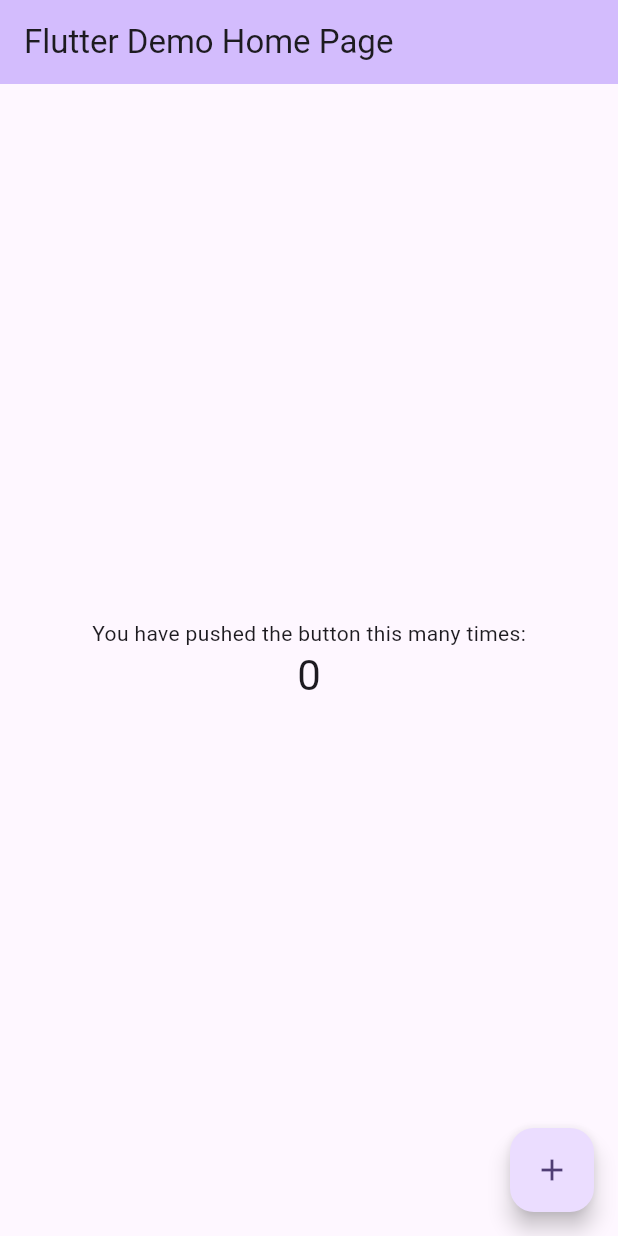
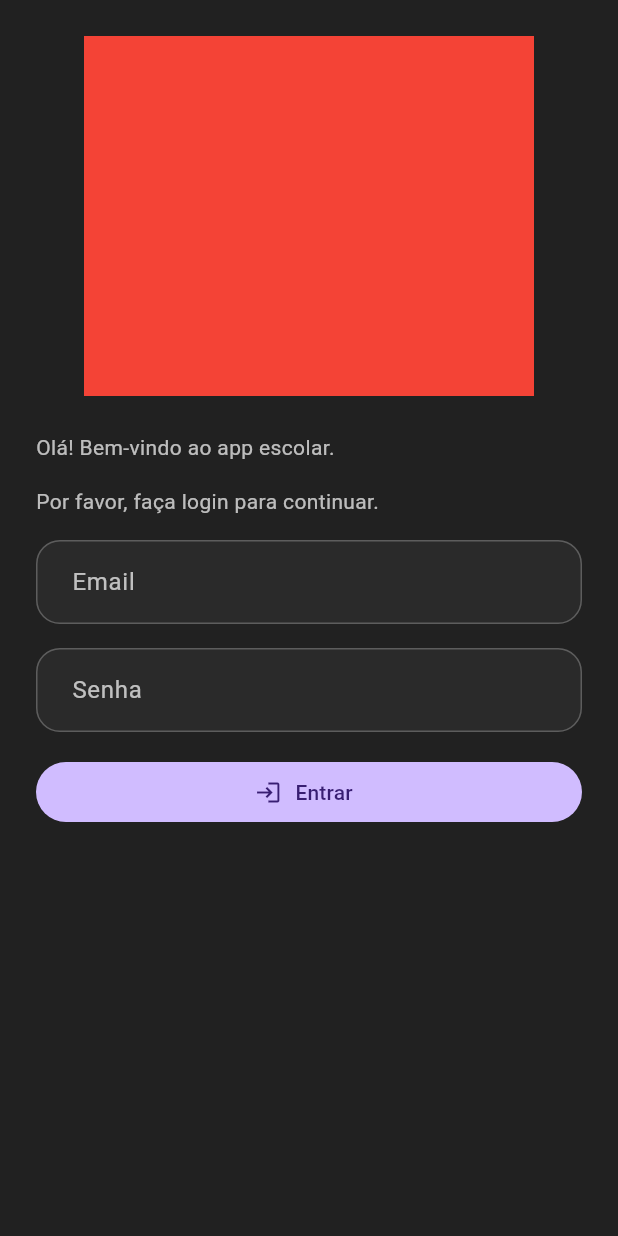
Before and after one commit to GuilhermeDesoler/financas_edu, a Flutter app: the screen it shows after launch, on a phone screen of 412 x 824 dp. Run offline on Flutter 3.47's test engine with Material 3 defaults, Android fonts, the light colour scheme and no system bars; our stand-ins replace cloud_firestore, firebase_auth, firebase_core; accounts and stored records are empty; Roboto replaces fonts that are missing (Ubuntu).

Commit message:
feat: add google fonts and shared_preferences lib
feat: create login page and fake firebase login

```diff
--- /dev/null
+++ b/lib/application/main.dart
@@ -0,0 +1,2 @@
+export 'providers/main.dart';
+export 'services/main.dart';
--- /dev/null
+++ b/lib/application/providers/auth_provider.dart
@@ -0,0 +1,94 @@
+// import 'package:edu_financas/data/main.dart';
+// import 'package:flutter/material.dart';
+// import 'package:firebase_auth/firebase_auth.dart';
+// import 'package:shared_preferences/shared_preferences.dart';
+
+// class AuthProvider extends ChangeNotifier {
+//   final AuthRepository _authRepository;
+//   User? user;
+
+//   bool _isLoggedIn = false;
+//   bool get isLoggedIn => _isLoggedIn;
+
+//   AuthProvider({AuthRepository? authRepository})
+//     : _authRepository = authRepository ?? AuthRepository() {
+//     _loadUserFromPrefs();
+//     _authRepository.authStateChanges.listen((User? user) async {
+//       this.user = user;
+//       if (user != null) {
+//         _isLoggedIn = true;
+//         final prefs = await SharedPreferences.getInstance();
+//         await prefs.setString('auth_token', user.uid);
+//       } else {
+//         _isLoggedIn = false;
+//       }
+//       notifyListeners();
+//     });
+//   }
+
+//   Future<void> _loadUserFromPrefs() async {
+//     final prefs = await SharedPreferences.getInstance();
+//     final token = prefs.getString('auth_token');
+//     if (token != null) {
+//       _isLoggedIn = true;
+//     }
+//     notifyListeners();
+//   }
+
+//   Future<String?> signIn(String email, String password) async {
+//     try {
+//       await _authRepository.signIn(email: email, password: password);
+//       return null;
+//     } on FirebaseAuthException catch (e) {
+//       return e.message;
+//     }
+//   }
+
+//   Future<String?> signUp(String email, String password) async {
+//     try {
+//       await _authRepository.signUp(email: email, password: password);
+//       return null;
+//     } on FirebaseAuthException catch (e) {
+//       return e.message;
+//     }
+//   }
+
+//   Future<void> signOut() async {
+//     _isLoggedIn = false;
+//     user = null;
+//     final prefs = await SharedPreferences.getInstance();
+//     await prefs.remove('auth_token');
+//     await _authRepository.signOut();
+//     notifyListeners();
+//   }
+// }
+
+import 'package:flutter/material.dart';
+
+class AuthProvider with ChangeNotifier {
+  bool _isLoggedIn = false;
+  String? _error;
+
+  bool get isLoggedIn => _isLoggedIn;
+  String? get error => _error;
+
+  Future<void> signIn(String email, String password) async {
+    await Future.delayed(Duration(seconds: 4));
+
+    if (email == "admin@teste.com" && password == "123456") {
+      _isLoggedIn = true;
+      _error = null;
+    } else {
+      _isLoggedIn = false;
+      _error = "Usuário ou senha inválidos.";
+      throw Error();
+    }
+
+    notifyListeners();
+  }
+
+  void logout() {
+    _isLoggedIn = false;
+    notifyListeners();
+  }
+}
--- /dev/null
+++ b/lib/application/providers/main.dart
@@ -0,0 +1 @@
+export 'auth_provider.dart';
--- /dev/null
+++ b/lib/application/services/main.dart
@@ -0,0 +1 @@
+export 'responsive_service.dart';
--- /dev/null
+++ b/lib/application/services/responsive_service.dart
@@ -0,0 +1,31 @@
+import 'package:flutter/material.dart';
+
+class ResponsiveService {
+  ResponsiveService(this.context);
+
+  final BuildContext context;
+
+  double get widthScreen => MediaQuery.sizeOf(context).width;
+
+  bool get isPhone {
+    return widthScreen <= 767;
+  }
+
+  bool get isTablet {
+    return widthScreen > 767 && widthScreen <= 1180;
+  }
+
+  bool get isDesktop {
+    return widthScreen > 1180;
+  }
+
+  T buildAny<T>(T phone, T tablet, T desktop) {
+    if (isPhone) {
+      return phone;
+    }
+    if (isTablet) {
+      return tablet;
+    }
+    return desktop;
+  }
+}
--- a/lib/data/main.dart
+++ b/lib/data/main.dart
@@ -1 +1,2 @@
 export 'models/main.dart';
+export 'repositories/main.dart';
--- /dev/null
+++ b/lib/data/repositories/main.dart
@@ -0,0 +1 @@
+export 'auth_repository.dart';
--- a/lib/main.dart
+++ b/lib/main.dart
@@ -1,51 +1,38 @@
+import 'package:edu_financas/application/main.dart';
+import 'package:edu_financas/presentation/main.dart';
+import 'package:edu_financas/routes/app_theme.dart';
+import 'package:firebase_core/firebase_core.dart';
 import 'package:flutter/material.dart';
+import 'package:provider/provider.dart';
 
-void main() {
-  runApp(const MyApp());
+void main() async {
+  WidgetsFlutterBinding.ensureInitialized();
+  // await Firebase.initializeApp(options: DefaultFirebaseOptions.currentPlatform);
+
+  runApp(
+    MultiProvider(
+      providers: [ChangeNotifierProvider(create: (_) => AuthProvider())],
+      child: const MyApp(),
+    ),
+  );
 }
 
 class MyApp extends StatelessWidget {
   const MyApp({super.key});
 
-  // This widget is the root of your application.
   @override
   Widget build(BuildContext context) {
     return MaterialApp(
       title: 'Flutter Demo',
-      theme: ThemeData(
-        // This is the theme of your application.
-        //
-        // TRY THIS: Try running your application with "flutter run". You'll see
-        // the application has a purple toolbar. Then, without quitting the app,
-        // try changing the seedColor in the colorScheme below to Colors.green
-        // and then invoke "hot reload" (save your changes or press the "hot
-        // reload" button in a Flutter-supported IDE, or press "r" if you used
-        // the command line to start the app).
-        //
-        // Notice that the counter didn't reset back to zero; the application
-        // state is not lost during the reload. To reset the state, use hot
-        // restart instead.
-        //
-        // This works for code too, not just values: Most code changes can be
-        // tested with just a hot reload.
-        colorScheme: ColorScheme.fromSeed(seedColor: Colors.deepPurple),
-      ),
-      home: const MyHomePage(title: 'Flutter Demo Home Page'),
+      theme: AppTheme.darkTheme,
+      darkTheme: AppTheme.darkTheme,
+      home: const LoginPage(),
     );
   }
 }
 
 class MyHomePage extends StatefulWidget {
   const MyHomePage({super.key, required this.title});
-
-  // This widget is the home page of your application. It is stateful, meaning
-  // that it has a State object (defined below) that contains fields that affect
-  // how it looks.
-
-  // This class is the configuration for the state. It holds the values (in this
-  // case the title) provided by the parent (in this case the App widget) and
-  // used by the build method of the State. Fields in a Widget subclass are
-  // always marked "final".
 
   final String title;
 
@@ -58,50 +45,19 @@
 
   void _incrementCounter() {
     setState(() {
-      // This call to setState tells the Flutter framework that something has
-      // changed in this State, which causes it to rerun the build method below
-      // so that the display can reflect the updated values. If we changed
-      // _counter without calling setState(), then the build method would not be
-      // called again, and so nothing would appear to happen.
       _counter++;
     });
   }
 
   @override
   Widget build(BuildContext context) {
-    // This method is rerun every time setState is called, for instance as done
-    // by the _incrementCounter method above.
-    //
-    // The Flutter framework has been optimized to make rerunning build methods
-    // fast, so that you can just rebuild anything that needs updating rather
-    // than having to individually change instances of widgets.
     return Scaffold(
       appBar: AppBar(
-        // TRY THIS: Try changing the color here to a specific color (to
-        // Colors.amber, perhaps?) and trigger a hot reload to see the AppBar
-        // change color while the other colors stay the same.
         backgroundColor: Theme.of(context).colorScheme.inversePrimary,
-        // Here we take the value from the MyHomePage object that was created by
-        // the App.build method, and use it to set our appbar title.
         title: Text(widget.title),
       ),
       body: Center(
-        // Center is a layout widget. It takes a single child and positions it
-        // in the middle of the parent.
         child: Column(
-          // Column is also a layout widget. It takes a list of children and
-          // arranges them vertically. By default, it sizes itself to fit its
-          // children horizontally, and tries to be as tall as its parent.
-          //
-          // Column has various properties to control how it sizes itself and
-          // how it positions its children. Here we use mainAxisAlignment to
-          // center the children vertically; the main axis here is the vertical
-          // axis because Columns are vertical (the cross axis would be
-          // horizontal).
-          //
-          // TRY THIS: Invoke "debug painting" (choose the "Toggle Debug Paint"
-          // action in the IDE, or press "p" in the console), to see the
-          // wireframe for each widget.
           mainAxisAlignment: MainAxisAlignment.center,
           children: <Widget>[
             const Text('You have pushed the button this many times:'),
@@ -116,7 +72,7 @@
         onPressed: _incrementCounter,
         tooltip: 'Increment',
         child: const Icon(Icons.add),
-      ), // This trailing comma makes auto-formatting nicer for build methods.
+      ),
     );
   }
 }
--- /dev/null
+++ b/lib/presentation/main.dart
@@ -0,0 +1,2 @@
+export 'pages/main.dart';
+export 'widgets/main.dart';
--- /dev/null
+++ b/lib/presentation/pages/login/login_form.dart
@@ -0,0 +1,80 @@
+import 'package:edu_financas/application/main.dart';
+import 'package:flutter/material.dart';
+import 'package:provider/provider.dart';
+
+class LoginForm extends StatefulWidget {
+  const LoginForm({super.key});
+
+  @override
+  State<LoginForm> createState() => _LoginFormState();
+}
+
+class _LoginFormState extends State<LoginForm> {
+  final _emailController = TextEditingController();
+  final _passwordController = TextEditingController();
+
+  bool _loading = false;
+
+  @override
+  Widget build(BuildContext context) {
+    return Column(
+      crossAxisAlignment: CrossAxisAlignment.start,
+      mainAxisSize: MainAxisSize.min,
+      spacing: 16,
+      children: [
+        Text('Olá! Bem-vindo ao app escolar.'),
+        Text('Por favor, faça login para continuar.'),
+
+        TextField(
+          controller: _emailController,
+          decoration: InputDecoration(labelText: 'Email'),
+        ),
+        TextField(
+          controller: _passwordController,
+          decoration: InputDecoration(labelText: 'Senha'),
+        ),
+
+        Consumer<AuthProvider>(
+          builder: (_, auth, __) {
+            return SizedBox(
+              width: double.infinity,
+              child: FilledButton.icon(
+                icon: SizedBox.square(
+                  dimension: 20,
+                  child: _loading
+                      ? CircularProgressIndicator()
+                      : Icon(Icons.login),
+                ),
+                onPressed: _loading
+                    ? null
+                    : () async {
+                        setState(() {
+                          _loading = true;
+                        });
+                        try {
+                          await auth.signIn(
+                            _emailController.text,
+                            _emailController.text,
+                          );
+                        } catch (_) {
+                          if (context.mounted) {
+                            setState(() {
+                              _loading = false;
+                            });
+                            ScaffoldMessenger.of(context).showSnackBar(
+                              const SnackBar(
+                                content: Text('Email ou senha inválidos'),
+                              ),
+                            );
+                          }
+                        }
+                      },
+                label: Text('Entrar'),
+              ),
+            );
+          },
+        ),
+      ],
+    );
+  }
+}
--- /dev/null
+++ b/lib/presentation/pages/login/login_page.dart
@@ -0,0 +1,58 @@
+import 'package:edu_financas/application/main.dart';
+import 'package:edu_financas/presentation/pages/login/login_form.dart';
+import 'package:flutter/material.dart';
+
+class LoginPage extends StatelessWidget {
+  const LoginPage({super.key});
+
+  @override
+  Widget build(BuildContext context) {
+    final device = ResponsiveService(context);
+
+    return Scaffold(
+      body: SafeArea(
+        child: Padding(
+          padding: const EdgeInsets.all(24),
+          child: device.isPhone ? _mobile() : _desktop(),
+        ),
+      ),
+    );
+  }
+
+  Widget _desktop() {
+    return Center(
+      child: ConstrainedBox(
+        constraints: const BoxConstraints(maxWidth: 900),
+        child: Row(
+          spacing: 24,
+          children: [
+            Expanded(child: Container(height: 240, color: Colors.red)),
+            Expanded(
+              child: Center(
+                child: SingleChildScrollView(
+                  child: ConstrainedBox(
+                    constraints: const BoxConstraints(maxWidth: 400),
+                    child: LoginForm(),
+                  ),
+                ),
+              ),
+            ),
+          ],
+        ),
+      ),
+    );
+  }
+
+  Widget _mobile() {
+    return SingleChildScrollView(
+      child: Column(
+        spacing: 24,
+        crossAxisAlignment: CrossAxisAlignment.center,
+        children: [
+          Container(height: 240, width: 300, color: Colors.red),
+          LoginForm(),
+        ],
+      ),
+    );
+  }
+}
--- /dev/null
+++ b/lib/presentation/pages/login/main.dart
@@ -0,0 +1 @@
+export 'login_page.dart';
--- /dev/null
+++ b/lib/presentation/pages/main.dart
@@ -0,0 +1 @@
+export 'login/main.dart';
--- /dev/null
+++ b/lib/routes/app_theme.dart
@@ -0,0 +1,138 @@
+import 'package:flutter/material.dart';
+
+class AppTheme {
+  static const Color primaryColor = Color(0xFF2196F3);
+  static const Color backgroundColor = Color(0xFF212121);
+  static const Color textColor = Colors.white70;
+
+  static ThemeData get darkTheme {
+    return ThemeData(
+      brightness: Brightness.dark,
+      scaffoldBackgroundColor: backgroundColor,
+      primaryColor: primaryColor,
+      fontFamily: 'Ubuntu',
+      textTheme: const TextTheme(
+        displayLarge: TextStyle(
+          fontSize: 57,
+          fontWeight: FontWeight.w400,
+          height: 64 / 57,
+          letterSpacing: -0.25,
+        ),
+        displayMedium: TextStyle(
+          fontSize: 45,
+          fontWeight: FontWeight.w400,
+          height: 52 / 45,
+        ),
+        displaySmall: TextStyle(
+          fontSize: 36,
+          fontWeight: FontWeight.w400,
+          height: 44 / 36,
+        ),
+        headlineLarge: TextStyle(
+          fontSize: 32,
+          fontWeight: FontWeight.w400,
+          height: 40 / 32,
+        ),
+        headlineMedium: TextStyle(
+          fontSize: 28,
+          fontWeight: FontWeight.w400,
+          height: 36 / 28,
+        ),
+        headlineSmall: TextStyle(
+          fontSize: 24,
+          fontWeight: FontWeight.w400,
+          height: 32 / 24,
+        ),
+        titleLarge: TextStyle(
+          fontSize: 22,
+          fontWeight: FontWeight.w400,
+          height: 28 / 22,
+        ),
+        titleMedium: TextStyle(
+          fontSize: 16,
+          fontWeight: FontWeight.w500,
+          height: 24 / 16,
+          letterSpacing: 0.15,
+        ),
+        bodyLarge: TextStyle(
+          fontSize: 16,
+          fontWeight: FontWeight.w400,
+          height: 24 / 16,
+          letterSpacing: 0.5,
+        ),
+        labelLarge: TextStyle(
+          fontSize: 14,
+          fontWeight: FontWeight.w500,
+          height: 20 / 14,
+          letterSpacing: 0.1,
+        ),
+        bodyMedium: TextStyle(
+          fontSize: 14,
+          fontWeight: FontWeight.w400,
+          height: 20 / 14,
+          letterSpacing: 0.25,
+        ),
+        labelMedium: TextStyle(
+          fontSize: 12,
+          fontWeight: FontWeight.w500,
+          height: 16 / 12,
+          letterSpacing: 0.5,
+        ),
+        bodySmall: TextStyle(
+          fontSize: 12,
+          fontWeight: FontWeight.w400,
+          height: 16 / 12,
+          letterSpacing: 0.4,
+        ),
+        labelSmall: TextStyle(
+          fontSize: 11,
+          fontWeight: FontWeight.w500,
+          height: 16 / 11,
+          letterSpacing: 0.5,
+        ),
+      ).apply(bodyColor: textColor, displayColor: textColor),
+      inputDecorationTheme: InputDecorationTheme(
+        filled: true,
+        fillColor: Color(0xFF2A2A2A),
+        contentPadding: const EdgeInsets.symmetric(
+          vertical: 16,
+          horizontal: 20,
+        ),
+        border: OutlineInputBorder(
+          borderRadius: BorderRadius.circular(16),
+          borderSide: BorderSide.none,
+        ),
+        enabledBorder: OutlineInputBorder(
+          borderRadius: BorderRadius.circular(16),
+          borderSide: BorderSide(color: Colors.white24),
+        ),
+        focusedBorder: OutlineInputBorder(
+          borderRadius: BorderRadius.circular(16),
+          borderSide: BorderSide(color: primaryColor, width: 2),
+        ),
+        errorBorder: OutlineInputBorder(
+          borderRadius: BorderRadius.circular(16),
+          borderSide: BorderSide(color: Colors.redAccent),
+        ),
+        focusedErrorBorder: OutlineInputBorder(
+          borderRadius: BorderRadius.circular(16),
+          borderSide: BorderSide(color: Colors.redAccent, width: 2),
+        ),
+        hintStyle: TextStyle(
+          color: Colors.white54,
+          fontWeight: FontWeight.w400,
+        ),
+        labelStyle: TextStyle(color: Colors.white70),
+      ),
+      elevatedButtonTheme: ElevatedButtonThemeData(
+        style: ElevatedButton.styleFrom(
+          shape: RoundedRectangleBorder(
+            borderRadius: BorderRadius.circular(16),
+          ),
+          padding: const EdgeInsets.symmetric(vertical: 14, horizontal: 24),
+          textStyle: const TextStyle(fontSize: 16, fontWeight: FontWeight.w600),
+        ),
+      ),
+    );
+  }
+}
--- a/pubspec.yaml
+++ b/pubspec.yaml
@@ -40,6 +40,8 @@ dependencies:
   firebase_messaging: ^15.2.9
   provider: ^6.1.5
   intl: ^0.20.2
+  google_fonts: ^6.2.1
+  shared_preferences: ^2.5.3
 
 dev_dependencies:
   flutter_test:
```
Also changed, not shown: lib/data/repositories/auth_repository.dart (added, +38 -0 lines), lib/presentation/widgets/app_page.dart (added, +13 -0 lines), lib/presentation/widgets/main.dart (added), pubspec.lock, 1 other file.
